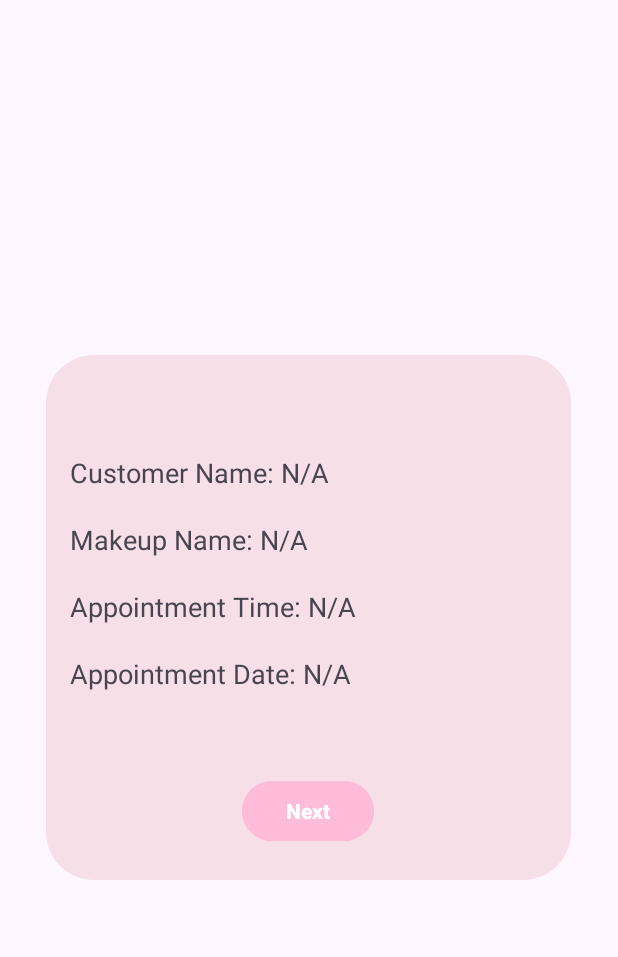
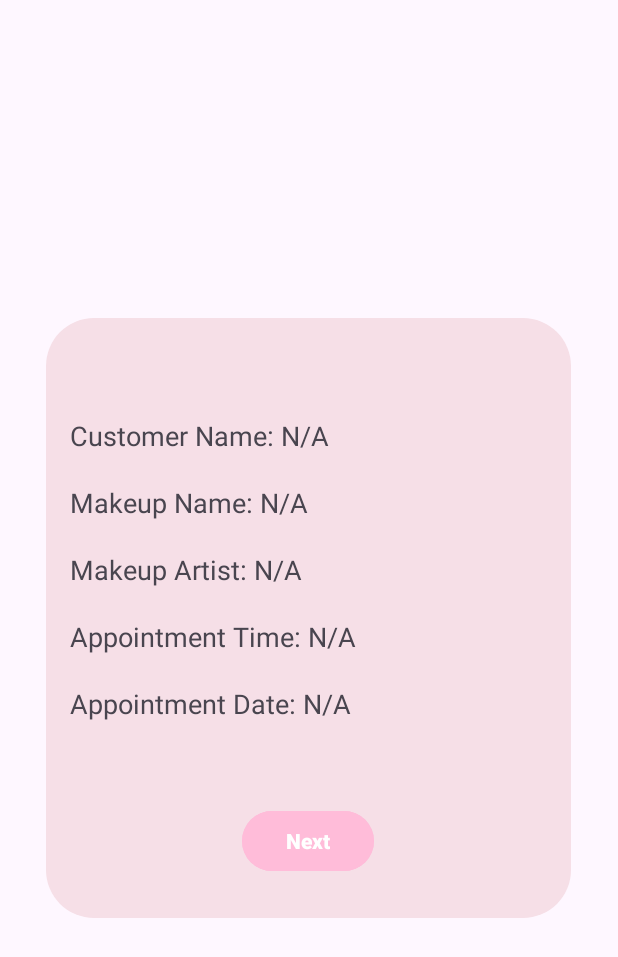
Before and after one commit to reyjeanjoy/Beaute-Rare, an Android app: the BookDetailsActivity screen opened directly, with no data from a screen before it, on a phone screen of 412 x 824 dp. Shown: the top 957 px of the screen. Run offline under Robolectric (Android 15) with nearby library versions, the phone set to English and light mode, and no system bars.

Commit message:
Rhytz commit changes

```diff
--- a/app/src/main/java/com/beauterare/rare/BookDetailsActivity.kt
+++ b/app/src/main/java/com/beauterare/rare/BookDetailsActivity.kt
@@ -5,35 +5,54 @@ import android.os.Bundle
 import android.widget.Button
 import android.widget.TextView
 import androidx.appcompat.app.AppCompatActivity
+import java.text.SimpleDateFormat
+import java.util.*
 
 class BookDetailsActivity : AppCompatActivity() {
+
+    private lateinit var customerName: String
+    private lateinit var makeupArtist: String
+    private lateinit var makeupName: String
+    private lateinit var appointmentTime: String
+    private lateinit var appointmentDate: String
 
     override fun onCreate(savedInstanceState: Bundle?) {
         super.onCreate(savedInstanceState)
         setContentView(R.layout.activity_book_details)
 
-        // Retrieve appointment details from intent
-        val customerName = intent.getStringExtra("customerName") ?: "N/A"
-        val makeupName = intent.getStringExtra("makeupName") ?: "N/A"
-        val appointmentTime = intent.getStringExtra("appointmentTime") ?: "N/A"
-        val appointmentDate = intent.getStringExtra("appointmentDate") ?: "N/A"
+        // Initialize values from intent
+        initDataFromIntent()
 
-        // Set text views with received details
-        val customerNameTextView = findViewById<TextView>(R.id.customer_name)
-        val makeupNameTextView = findViewById<TextView>(R.id.makeup_details)
-        val appointmentTimeTextView = findViewById<TextView>(R.id.appointment_time)
-        val appointmentDateTextView = findViewById<TextView>(R.id.appointment_date)
+        // Set the TextViews
+        setUpTextViews()
 
-        customerNameTextView.text = "Customer Name: $customerName"
-        makeupNameTextView.text = "Makeup Name: $makeupName"
-        appointmentTimeTextView.text = "Appointment Time: $appointmentTime"
-        appointmentDateTextView.text = "Appointment Date: $appointmentDate"
+        // Set up the proceed payment button
+        setUpProceedPaymentButton()
+    }
 
-        // Button to proceed to PaymentActivity
-        val proceedPaymentButton = findViewById<Button>(R.id.proceedPaymentBtn)
-        proceedPaymentButton.setOnClickListener {
-            val intent = Intent(this, PaymentActivity::class.java).apply {
+    private fun initDataFromIntent() {
+        customerName = intent.getStringExtra("customerName") ?: "N/A"
+        makeupArtist = intent.getStringExtra("makeupArtist") ?: "N/A"
+        makeupName = intent.getStringExtra("makeupName") ?: "N/A"
+        appointmentTime = intent.getStringExtra("appointmentTime") ?: "N/A"
+        appointmentDate = intent.getStringExtra("appointmentDate") ?: "N/A"
+    }
+
+    private fun setUpTextViews() {
+        val formattedTime = formatTimeToAmPm(appointmentTime)
+
+        findViewById<TextView>(R.id.customer_name).text = "Customer Name: $customerName"
+        findViewById<TextView>(R.id.makeup_details).text = "Makeup Artist: $makeupArtist"
+        findViewById<TextView>(R.id.makeup_name).text = "Makeup Name: $makeupName"
+        findViewById<TextView>(R.id.appointment_time).text = "Appointment Time: $formattedTime"
+        findViewById<TextView>(R.id.appointment_date).text = "Appointment Date: $appointmentDate"
+    }
+
+    private fun setUpProceedPaymentButton() {
+        findViewById<Button>(R.id.proceedPaymentBtn).setOnClickListener {
+            val intent = Intent(this, ConfirmationActivity::class.java).apply {
                 putExtra("customerName", customerName)
+                putExtra("makeupArtist", makeupArtist)
                 putExtra("makeupName", makeupName)
                 putExtra("appointmentTime", appointmentTime)
                 putExtra("appointmentDate", appointmentDate)
@@ -41,4 +60,15 @@ class BookDetailsActivity : AppCompatActivity() {
             startActivity(intent)
         }
     }
+
+    private fun formatTimeToAmPm(time: String): String {
+        return try {
+            val format = SimpleDateFormat("HH:mm", Locale.getDefault())
+            val date = format.parse(time)
+            val amPmFormat = SimpleDateFormat("hh:mm a", Locale.getDefault())
+            amPmFormat.format(date)
+        } catch (e: Exception) {
+            time // return original if parsing fails
+        }
+    }
 }
--- a/app/src/main/java/com/beauterare/rare/ChooseArtistAdapter.kt
+++ b/app/src/main/java/com/beauterare/rare/ChooseArtistAdapter.kt
@@ -34,7 +34,7 @@ class ChooseArtistAdapter(
         }
 
         holder.buttonBook.setOnClickListener {
-            context.startActivity(Intent(context, PaymentActivity::class.java))
+            context.startActivity(Intent(context, FormActivity::class.java))
         }
 
         return view
--- a/app/src/main/java/com/beauterare/rare/EMainScreenWalkin.kt
+++ b/app/src/main/java/com/beauterare/rare/EMainScreenWalkin.kt
@@ -44,7 +44,7 @@ class EMainScreenWalkin : AppCompatActivity() {
     }
 
     private fun openFormActivity(makeupName: String) {
-        val intent = Intent(this, FormActivity::class.java).apply {
+        val intent = Intent(this, ChooseArtistActivity::class.java).apply {
             putExtra("makeupName", makeupName)
         }
         startActivity(intent)
--- a/app/src/main/java/com/beauterare/rare/HomeFragment.kt
+++ b/app/src/main/java/com/beauterare/rare/HomeFragment.kt
@@ -69,7 +69,7 @@ class HomeFragment : Fragment() {
             }
         })
 
-        // Set up `clickbtn` button listener
+        // Set up clickbtn button listener
         view.findViewById<TextView>(R.id.clickbtn).setOnClickListener {
             clickbtnClick(it)
         }
@@ -169,7 +169,7 @@ class HomeFragment : Fragment() {
     }
 
     private fun clickbtnClick(view: View) {
-        val intent = Intent(requireActivity(), HomeSerActivity::class.java) // Update with desired activity
+        val intent = Intent(requireActivity(), ChooseArtistActivity::class.java) // Update with desired activity
         startActivity(intent)
     }
 
--- a/app/src/main/java/com/beauterare/rare/RetrofitInstance.kt
+++ b/app/src/main/java/com/beauterare/rare/RetrofitInstance.kt
@@ -5,7 +5,7 @@ import retrofit2.Retrofit
 import retrofit2.converter.gson.GsonConverterFactory
 
 object RetrofitInstance {
-    private const val BASE_URL = "http://192.168.42.159:8000/" // Replace with your PHP server URL
+    private const val BASE_URL = "http://192.168.1.8:8000/" // Replace with your PHP server URL
 
     // Retrofit instance
     private val retrofit by lazy {
--- a/app/src/main/res/layout/activity_book_details.xml
+++ b/app/src/main/res/layout/activity_book_details.xml
@@ -1,7 +1,7 @@
 <?xml version="1.0" encoding="utf-8"?>
 <LinearLayout xmlns:android="http://schemas.android.com/apk/res/android"
     android:layout_width="350dp"
-    android:layout_height="350dp"
+    android:layout_height="400dp"
     android:orientation="vertical"
     android:background="@drawable/pink_background"
     android:padding="16dp"
@@ -13,6 +13,13 @@
         android:layout_height="wrap_content"
         android:textSize="18sp"
         android:layout_marginTop="50dp"/>
+
+    <TextView
+        android:id="@+id/makeup_name"
+        android:layout_width="wrap_content"
+        android:layout_height="wrap_content"
+        android:textSize="18sp"
+        android:layout_marginTop="20dp"/>
 
     <TextView
         android:id="@+id/makeup_details"
--- a/app/src/main/res/layout/fragment_home.xml
+++ b/app/src/main/res/layout/fragment_home.xml
@@ -98,7 +98,7 @@
                     android:letterSpacing=".1"
                     android:layout_marginTop="-5dp"
                     android:clickable="true"
-                    android:textSize="18sp"
+                    android:textSize="15sp"
                     android:layout_gravity="center"
                     android:paddingTop="13dp"
                     android:paddingStart="15dp"
--- a/app/src/main/res/xml/network_security_config.xml
+++ b/app/src/main/res/xml/network_security_config.xml
@@ -2,6 +2,6 @@
 <network-security-config>
     <domain-config cleartextTrafficPermitted="true">
         <domain includeSubdomains="true">10.0.2.2</domain>
-        <domain includeSubdomains="true">192.168.42.159</domain> //your device's ip address
+        <domain includeSubdomains="true">192.168.1.8</domain> //your device's ip address
     </domain-config>
 </network-security-config>
```
Also changed, not shown: app/src/main/java/com/beauterare/rare/ChooseArtistActivity.kt (+26 -8 lines), app/src/main/java/com/beauterare/rare/FormActivity.kt (+18 -13 lines), app/src/main/res/layout/activity_paymentform.xml (+33 -3 lines).
